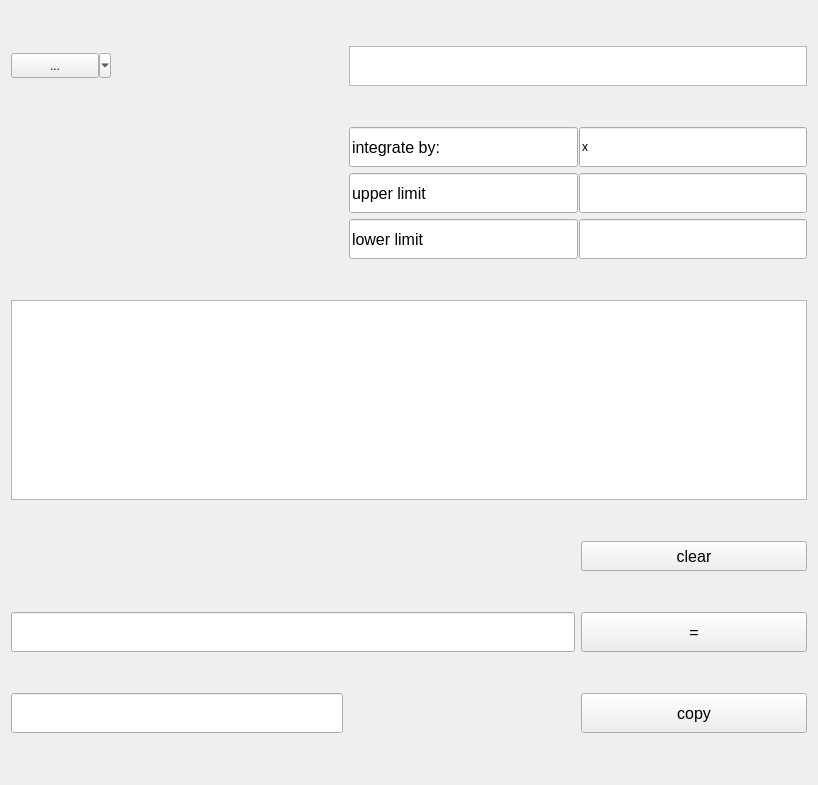
First picture: the form in integralvisualvalculator.ui, repository YuarenArt/VisualCalculator, before the edit.
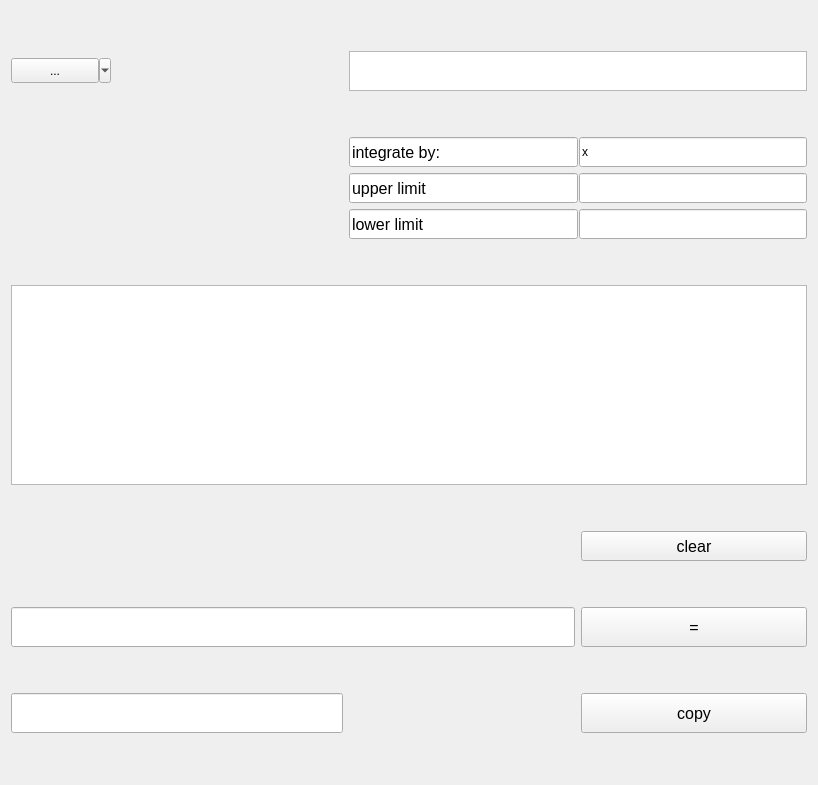
Second picture: the form after the edit.

Commit message: The methods of the visualCalculator class have been changed so that the class redraws the application window for integralVisualCalculator

What changed in the file:
```diff
--- a/integralvisualvalculator.ui
+++ b/integralvisualvalculator.ui
@@ -228,8 +228,8 @@
             <widget class="QLineEdit" name="lineEditVariable">
              <property name="minimumSize">
               <size>
-               <width>40</width>
-               <height>40</height>
+               <width>30</width>
+               <height>30</height>
               </size>
              </property>
              <property name="font">
@@ -249,8 +249,8 @@
             <widget class="QLineEdit" name="lineEditChoiceVariable">
              <property name="minimumSize">
               <size>
-               <width>40</width>
-               <height>40</height>
+               <width>30</width>
+               <height>30</height>
               </size>
              </property>
              <property name="text">
@@ -272,8 +272,8 @@
             <widget class="QLineEdit" name="lineEditUpperLimit">
              <property name="minimumSize">
               <size>
-               <width>40</width>
-               <height>40</height>
+               <width>30</width>
+               <height>30</height>
               </size>
              </property>
              <property name="font">
@@ -293,8 +293,8 @@
             <widget class="QLineEdit" name="lineEditChoiceUpperLimit">
              <property name="minimumSize">
               <size>
-               <width>40</width>
-               <height>40</height>
+               <width>30</width>
+               <height>30</height>
               </size>
              </property>
             </widget>
@@ -313,8 +313,8 @@
             <widget class="QLineEdit" name="lineEditLowerLimit">
              <property name="minimumSize">
               <size>
-               <width>40</width>
-               <height>40</height>
+               <width>30</width>
+               <height>30</height>
               </size>
              </property>
              <property name="font">
@@ -334,8 +334,8 @@
             <widget class="QLineEdit" name="lineEditChoiceLowerLimit">
              <property name="minimumSize">
               <size>
-               <width>40</width>
-               <height>40</height>
+               <width>30</width>
+               <height>30</height>
               </size>
              </property>
             </widget>
```
The commit also changes 1 other file.
